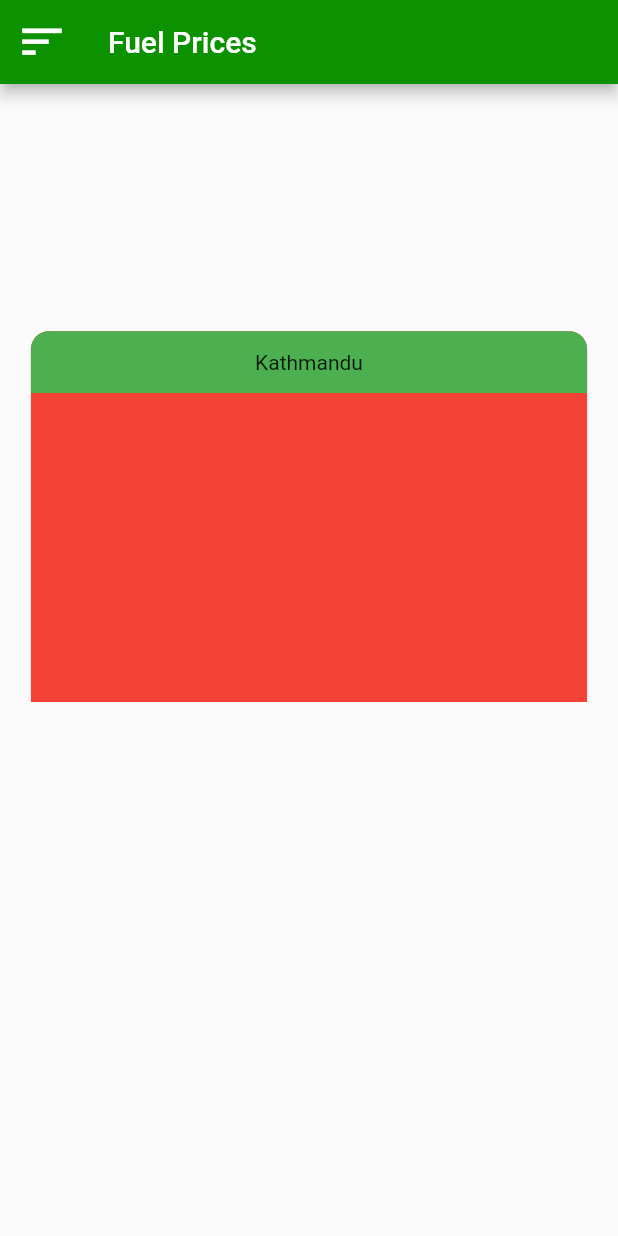
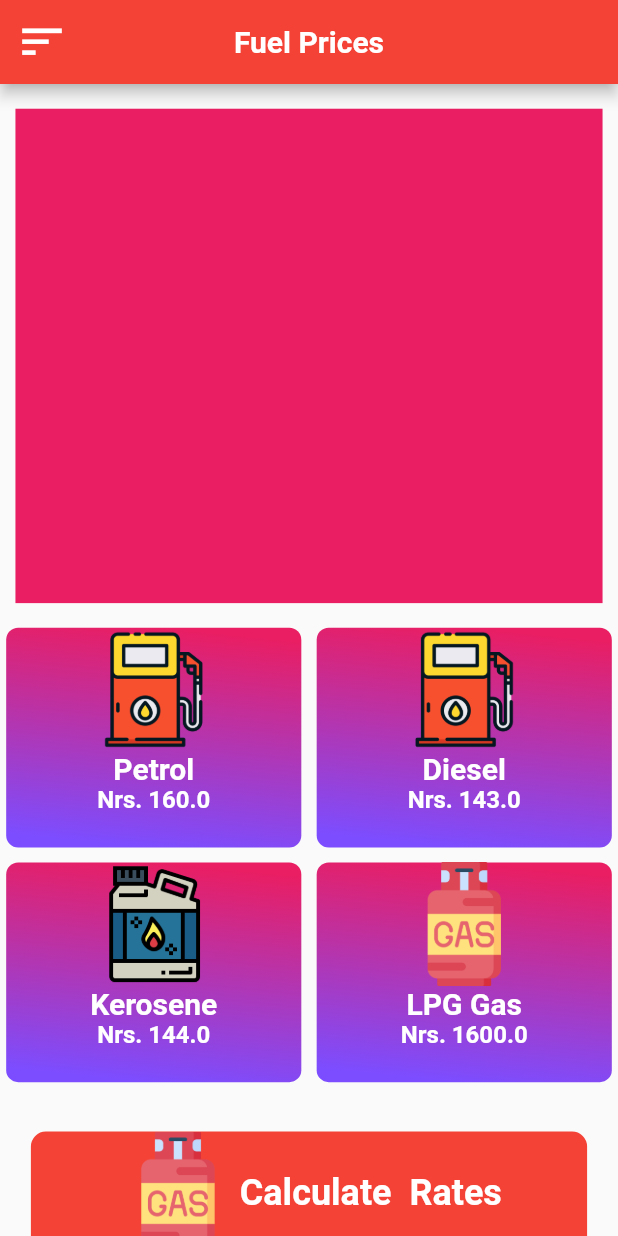
Before and after one commit to kbshal/Fuel_APP, a Flutter app: the screen it shows after launch, on a phone screen of 412 x 824 dp. Run offline on Flutter 3.47's test engine with Material 2 defaults, Android fonts, the phone set to English and light mode, and no system bars.

Commit message:
price card and calc card impl

```diff
--- /dev/null
+++ b/frontend/lib/model/data.dart
@@ -0,0 +1,14 @@
+class ListDummy {
+ static List<DummyData> list = [DummyData(name: "Petrol", price: 160.0, icon: "assets/petrol.png"),
+  DummyData(name: "Diesel", price: 143.0, icon:"assets/petrol.png"),
+  DummyData(name: "Kerosene", price: 144.0, icon: "assets/kerosene.png"),
+  DummyData(name: "LPG Gas", price: 1600, icon: "assets/gas.png")];
+}
+
+class DummyData {
+  final String name;
+  final double price;
+  final String icon;
+
+  DummyData({required this.name, required this.price, required this.icon});
+}
--- a/frontend/lib/view/UI/home_card.dart
+++ /dev/null
@@ -1,57 +0,0 @@
-import 'package:flutter/material.dart';
-
-class HomeCard extends StatelessWidget {
-  final String cityName;
-  final double petrolPrice;
-  final double kerosenePrice;
-  final double dieselPrice;
-  final double lpgPrice;
-  const HomeCard(
-      {Key? key,
-      required this.cityName,
-      required this.petrolPrice,
-      required this.kerosenePrice,
-      required this.dieselPrice,
-      required this.lpgPrice})
-      : super(key: key);
-
-  @override
-  Widget build(BuildContext context) {
-    Size size = MediaQuery.of(context).size;
-    return Stack(
-      children: [
-        Positioned(
-          left: size.width * 0.05,
-          top: size.height * 0.2,
-          child: Container(
-            height: size.height * 0.3,
-            width: size.width * 0.9,
-            decoration: const BoxDecoration(
-              borderRadius: BorderRadius.only(
-                topLeft: Radius.circular(12.0),
-                topRight: Radius.circular(12.0),
-              ),
-              color: Colors.red,
-            ),
-          ),
-        ),
-        Positioned(
-          left: size.width * 0.05,
-          top: size.height * 0.2,
-          child: Container(
-            height: size.height * 0.05,
-            width: size.width * 0.9,
-            decoration: const BoxDecoration(
-              borderRadius: BorderRadius.only(
-                topLeft: Radius.circular(12.0),
-                topRight: Radius.circular(12.0),
-              ),
-              color: Colors.green,
-            ),
-            child: Center(child: Text(cityName)),
-          ),
-        )
-      ],
-    );
-  }
-}
--- a/frontend/lib/view/home_page.dart
+++ b/frontend/lib/view/home_page.dart
@@ -1,5 +1,5 @@
 import 'package:flutter/material.dart';
-import 'UI/home_card.dart';
+import 'widgets/home_card.dart';
 
 class HomePage extends StatelessWidget {
   const HomePage({Key? key}) : super(key: key);
@@ -9,8 +9,15 @@ class HomePage extends StatelessWidget {
     Size size = MediaQuery.of(context).size;
     return Scaffold(
       appBar: AppBar(
-          title: const Text("Fuel Prices"),
-          backgroundColor: const Color.fromARGB(255, 12, 146, 0),
+          centerTitle: true,
+          title: Text(
+            "Fuel Prices",
+            style: Theme.of(context)
+                .textTheme
+                .titleLarge!
+                .copyWith(color: Colors.white, fontWeight: FontWeight.bold),
+          ),
+          backgroundColor:Colors.red,
           leading: Builder(builder: (BuildContext context) {
             return IconButton(
               onPressed: () {
--- /dev/null
+++ b/frontend/lib/view/widgets/calculator.dart
@@ -0,0 +1,43 @@
+import 'package:flutter/material.dart';
+
+class MyCalculator extends StatelessWidget {
+  const MyCalculator({Key? key}) : super(key: key);
+
+  @override
+  Widget build(BuildContext context) {
+    Size size=MediaQuery.of(context).size;
+    return Padding(
+      padding: EdgeInsets.only(top: size.height*0.04,bottom: size.height*0.04),
+      child: InkWell(
+         borderRadius: BorderRadius.circular(10.0),
+        onTap: (){
+
+        },
+
+        child: Ink(
+          height:size.height*0.1 ,
+          width: size.width*0.9,
+          decoration: BoxDecoration(
+            color: Colors.red,
+            borderRadius: BorderRadius.circular(10.0)
+
+          ),
+          child:Row(
+            crossAxisAlignment: CrossAxisAlignment.center,
+            mainAxisAlignment: MainAxisAlignment.center,
+            children: [
+              Image.asset("assets/gas.png",
+              height: size.height*0.1,
+              width: size.width*0.2,),
+              Text("Calculate  Rates",
+              style: Theme.of(context).textTheme.headline5!.copyWith(
+                color: Colors.white,
+                fontWeight: FontWeight.bold
+              ))
+            ],
+          ),
+        ),
+      ),
+    );
+  }
+}
--- /dev/null
+++ b/frontend/lib/view/widgets/chart_card.dart
@@ -0,0 +1,19 @@
+import 'package:flutter/material.dart';
+
+class ChartCard extends StatelessWidget {
+  const ChartCard({ Key? key }) : super(key: key);
+
+  @override
+  Widget build(BuildContext context) {
+     Size size = MediaQuery.of(context).size;
+    return Padding(
+      padding:  EdgeInsets.only(top: size.height*0.02),
+      child: Container(
+        height:size.height*0.4 ,
+        width: size.width*0.95,
+        color: Colors.pink,
+
+      ),
+    );
+  }
+}
--- /dev/null
+++ b/frontend/lib/view/widgets/home_card.dart
@@ -0,0 +1,42 @@
+import 'package:flutter/material.dart';
+import 'package:fuel_prices/view/widgets/calculator.dart';
+import 'package:fuel_prices/view/widgets/chart_card.dart';
+import 'package:fuel_prices/view/widgets/price_card.dart';
+
+class HomeCard extends StatelessWidget {
+  final String cityName;
+  final double petrolPrice;
+  final double kerosenePrice;
+  final double dieselPrice;
+  final double lpgPrice;
+  const HomeCard(
+      {Key? key,
+      required this.cityName,
+      required this.petrolPrice,
+      required this.kerosenePrice,
+      required this.dieselPrice,
+      required this.lpgPrice})
+      : super(key: key);
+
+  @override
+  Widget build(BuildContext context) {
+    return SingleChildScrollView(
+      child: Column(
+        mainAxisAlignment: MainAxisAlignment.center,
+
+        children: [
+          const ChartCard(),
+          PriceCard(
+            cityName: cityName,
+            petrolPrice: petrolPrice,
+            dieselPrice: dieselPrice,
+            lpgPrice: lpgPrice,
+            kerosenePrice: kerosenePrice,
+          ),
+         const MyCalculator()
+
+        ],
+      ),
+    );
+  }
+}
--- /dev/null
+++ b/frontend/lib/view/widgets/price_card.dart
@@ -0,0 +1,101 @@
+import 'package:flutter/material.dart';
+import 'dart:math' as math;
+
+import 'package:fuel_prices/model/data.dart';
+
+class PriceCard extends StatelessWidget {
+  final String cityName;
+  final double petrolPrice;
+  final double kerosenePrice;
+  final double dieselPrice;
+  final double lpgPrice;
+  const PriceCard(
+      {Key? key,
+      required this.cityName,
+      required this.petrolPrice,
+      required this.kerosenePrice,
+      required this.dieselPrice,
+      required this.lpgPrice})
+      : super(key: key);
+
+  @override
+  Widget build(BuildContext context) {
+    Size size = MediaQuery.of(context).size;
+
+    return Padding(
+      padding: EdgeInsets.only(top: size.height * 0.02),
+      child: GridView.builder(
+          shrinkWrap: true,
+          physics: const NeverScrollableScrollPhysics(),
+          itemCount: ListDummy.list.length,
+          gridDelegate: const SliverGridDelegateWithFixedCrossAxisCount(
+              crossAxisCount: 2,
+              childAspectRatio: 1.4,
+              crossAxisSpacing: 2.0,
+              mainAxisSpacing: 10.0),
+          itemBuilder: (context, index) {
+            DummyData data = ListDummy.list[index];
+            return Padding(
+              padding: EdgeInsets.only(
+                  left: size.width * 0.01, right: size.width * 0.01),
+              child: FuelPricesCard(
+                fuelName: data.name,
+                fuelPrice: data.price,
+                icon: data.icon,
+              ),
+            );
+          }),
+    );
+  }
+}
+
+class FuelPricesCard extends StatelessWidget {
+  final String fuelName;
+  final double fuelPrice;
+  final String icon;
+  const FuelPricesCard(
+      {Key? key,
+      required this.fuelName,
+      required this.fuelPrice,
+      required this.icon})
+      : super(key: key);
+
+  @override
+  Widget build(BuildContext context) {
+    Size size = MediaQuery.of(context).size;
+    return Container(
+      width: size.width * 0.4,
+      decoration: BoxDecoration(
+          gradient: const LinearGradient(
+            colors: [Colors.pink, Colors.deepPurpleAccent],
+            begin: Alignment.topCenter,
+            end: Alignment.bottomCenter,
+            transform: GradientRotation(0.1),
+          ),
+          borderRadius: BorderRadius.circular(8.0)),
+      child: Column(
+        children: [
+          Image.asset(
+            icon,
+            width: size.width * 0.4,
+            height: size.height * 0.1,
+          ),
+          Text(
+            fuelName,
+            style: Theme.of(context)
+                .textTheme
+                .titleLarge!
+                .copyWith(color: Colors.white, fontWeight: FontWeight.bold),
+          ),
+          Text(
+            "Nrs. ${fuelPrice.toString()}",
+            style: Theme.of(context)
+                .textTheme
+                .titleMedium!
+                .copyWith(color: Colors.white, fontWeight: FontWeight.bold),
+          )
+        ],
+      ),
+    );
+  }
+}
--- a/frontend/pubspec.yaml
+++ b/frontend/pubspec.yaml
@@ -60,8 +60,8 @@ flutter:
   uses-material-design: true
 
   # To add assets to your application, add an assets section, like this:
-  # assets:
-  #   - images/a_dot_burr.jpeg
+  assets:
+    - assets/
   #   - images/a_dot_ham.jpeg
 
   # An image asset can refer to one or more resolution-specific "variants", see
```
Also changed, not shown: frontend/assets/calculator.png (added), frontend/assets/gas.png (added), frontend/assets/kerosene.png (added), frontend/assets/petrol.png (added).
